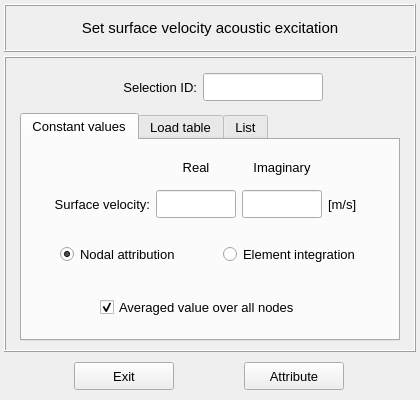
Qt form vibra/interface/data/ui_files/model/setup/acoustic/surface_velocity_inputs.ui (MOPT-UFSC/VIBRA) before a commit.
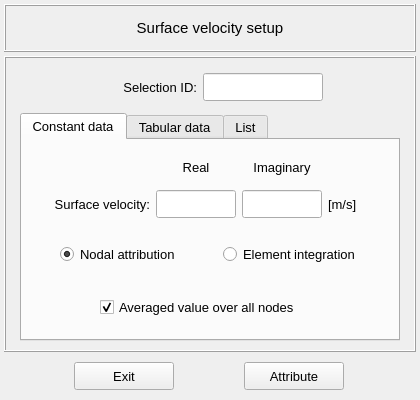
The same form after that commit. Icons and pictures are not drawn.

Diff of the .ui file:
```diff
--- a/vibra/interface/data/ui_files/model/setup/acoustic/surface_velocity_inputs.ui
+++ b/vibra/interface/data/ui_files/model/setup/acoustic/surface_velocity_inputs.ui
@@ -241,7 +241,7 @@
         </property>
         <widget class="QWidget" name="tab_constant_values">
          <attribute name="title">
-          <string>Constant values</string>
+          <string>Constant data</string>
          </attribute>
          <layout class="QGridLayout" name="gridLayout_12">
           <property name="leftMargin">
@@ -664,7 +664,7 @@
         </widget>
         <widget class="QWidget" name="tab_load_tables">
          <attribute name="title">
-          <string>Load table</string>
+          <string>Tabular data</string>
          </attribute>
          <layout class="QGridLayout" name="gridLayout_3">
           <property name="leftMargin">
@@ -1266,7 +1266,7 @@
          </font>
         </property>
         <property name="text">
-         <string>Set surface velocity acoustic excitation</string>
+         <string>Surface velocity setup</string>
         </property>
         <property name="textFormat">
          <enum>Qt::AutoText</enum>
```
Left out of the diff: 10 changed lines with no effect on the pictures.
